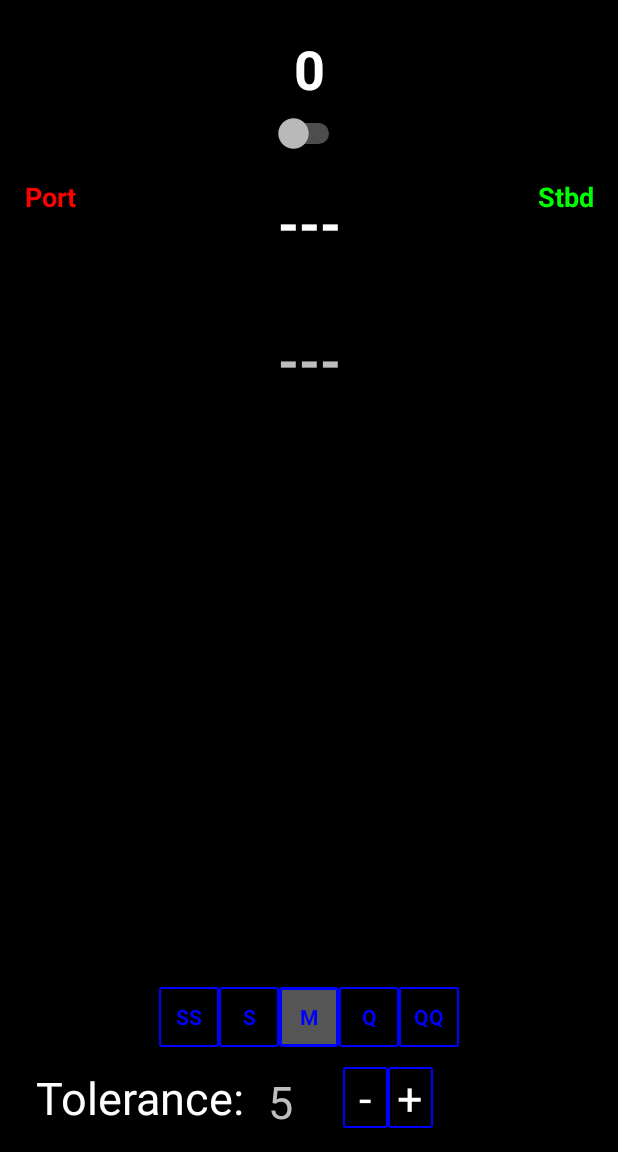
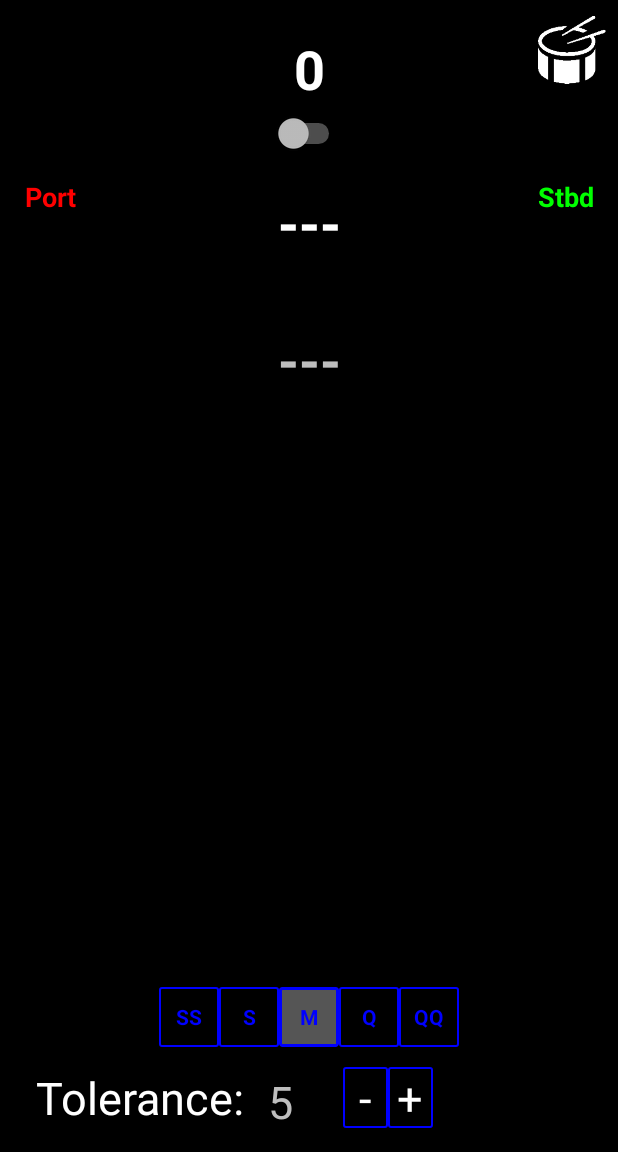
Before and after one commit to mattclarkdotnet/vicompass, an Android app: the MainActivity screen opened directly, with no data from a screen before it, after a tap on "Stbd", on a phone screen of 412 x 824 dp, the part 84-1236 px from its top. Run offline under Robolectric (Android 15) with nearby library versions, the phone set to English and light mode, and no system bars.

Commit message:
Added drum icon
Added drum icon to UI and enabled on click functionality

```diff
--- a/Android/app/src/main/java/com/viscompass/visompass/MainActivity.java
+++ b/Android/app/src/main/java/com/viscompass/visompass/MainActivity.java
@@ -13,6 +13,7 @@ import android.content.Context;
 import android.view.View;
 import android.widget.Button;
 import android.widget.CompoundButton;
+import android.widget.ImageView;
 import android.widget.Switch;
 import android.widget.TextView;
 
@@ -44,6 +45,8 @@ public class MainActivity extends AppCompatActivity implements View.OnClickListe
     final Handler handler = new Handler();
     Button btnQQ,btnQ,btnM,btnS,btnSS;
     Button btnPort,btnStbd,btnPlus, btnMinus;
+    ImageView imgViewDrum;
+    boolean drumOn = true;
 
 @Override
     protected void onCreate(Bundle savedInstanceState) {
@@ -76,6 +79,8 @@ public class MainActivity extends AppCompatActivity implements View.OnClickListe
         btnPort.setOnClickListener(this);
         btnStbd = (Button) findViewById(R.id.btnStbd);
         btnStbd.setOnClickListener(this);
+        imgViewDrum = (ImageView) findViewById(R.id.imageViewDrum);
+
         tvTarget.setOnTouchListener(new OnSwipeTouchListener(context){
             @Override
             public void onSwipeLeft(){
@@ -181,6 +186,15 @@ public void onClick(View view){
 
 
 }
+    public void imgViewDrumOnClick(View view){
+        drumOn = !drumOn;
+        if(drumOn) {
+            imgViewDrum.setImageResource(R.drawable.side_drum_icon_27836);
+        }
+        else{
+            imgViewDrum.setImageResource(R.drawable.side_drum_icon_27836_crossed_out);
+        }
+    }
 
     public void updateUI() {
         updateScreenUI();
@@ -227,7 +241,7 @@ public void onClick(View view){
 
         if(!corr.required){
             beepInterval = 5000;
-            beepSound = (int)soundPoolMap.get("Normal");
+            beepSound = drumOn ? (int)soundPoolMap.get("Normal"): 0;
         }
         else{
             float degrees = Math.abs(corr.amount);
--- a/Android/app/src/main/res/layout/activity_main.xml
+++ b/Android/app/src/main/res/layout/activity_main.xml
@@ -279,4 +279,16 @@
         app:layout_constraintBottom_toBottomOf="@+id/tvCorrection"
         app:layout_constraintEnd_toEndOf="parent" />
 
+    <ImageView
+        android:id="@+id/imageViewDrum"
+        android:layout_width="45dp"
+        android:layout_height="50dp"
+        android:layout_marginEnd="8dp"
+        android:layout_marginTop="8dp"
+        android:clickable="true"
+        android:onClick="imgViewDrumOnClick"
+        app:layout_constraintEnd_toEndOf="parent"
+        app:layout_constraintTop_toTopOf="parent"
+        app:srcCompat="@drawable/side_drum_icon_27836" />
+
 </android.support.constraint.ConstraintLayout>
```
Also changed, not shown: Android/app/src/main/res/drawable/side_drum_icon_27836.png (added), Android/app/src/main/res/drawable/side_drum_icon_27836_crossed_out.png (added).
